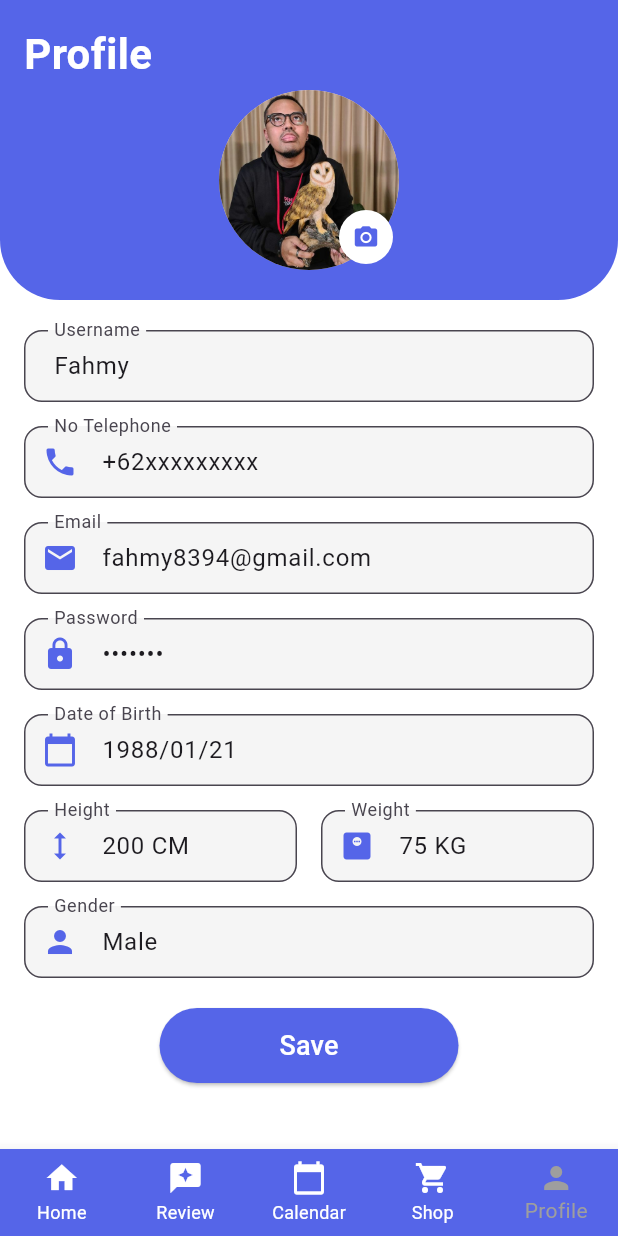
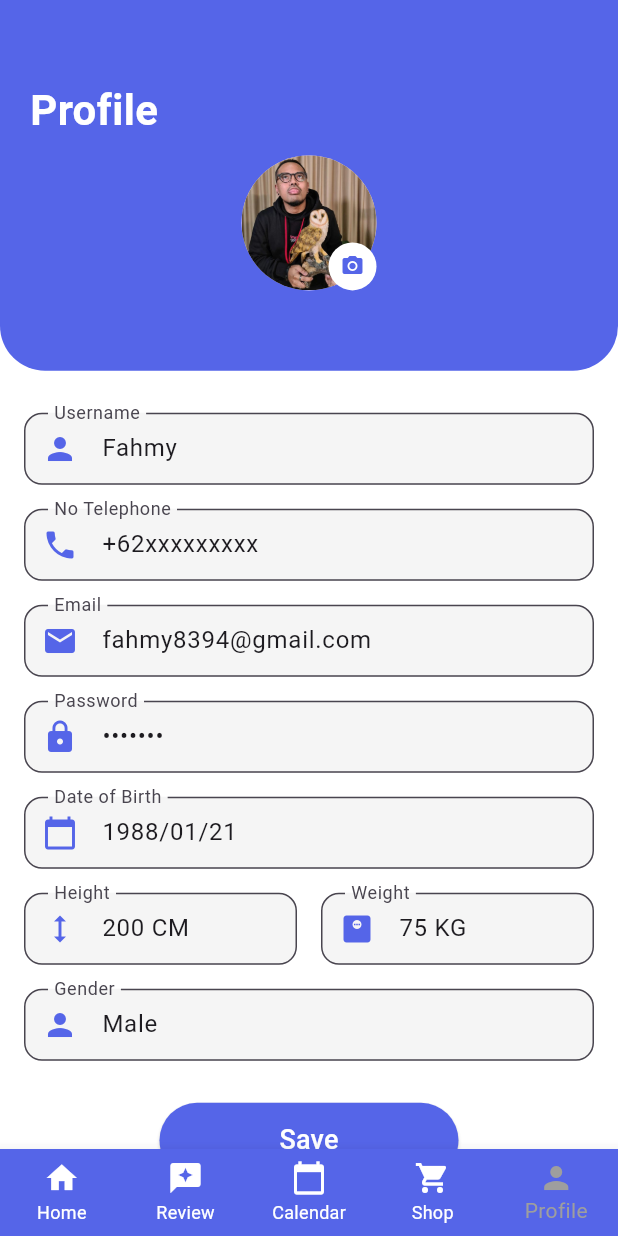
Before and after one commit to KevinArdiprana46/6_B_Gym, a Flutter app: the screen it shows after launch, item 5 of the bottom bar chosen, after a tap on "Edit Profile", on a phone screen of 412 x 824 dp. Run offline on Flutter 3.47's test engine with Material 3 defaults, Android fonts, the light colour scheme and no system bars; our stand-ins replace camera, image_picker, shared_preferences.

Commit message:
Semua bagian profile

```diff
--- a/lib/view/editprofile.dart
+++ b/lib/view/editprofile.dart
@@ -1,9 +1,8 @@
 import 'dart:io';
 import 'package:flutter/material.dart';
 import 'package:image_picker/image_picker.dart';
+import 'package:shared_preferences/shared_preferences.dart';
 import 'package:tubes_pbp_6/view/camera.dart';
-import 'package:tubes_pbp_6/view/view_list.dart';
-import 'package:tubes_pbp_6/view/home.dart';
 
 class EditProfile extends StatefulWidget {
   const EditProfile({super.key});
@@ -14,16 +13,53 @@ class EditProfile extends StatefulWidget {
 
 class _EditProfileState extends State<EditProfile> {
   String? _profileImagePath;
-  int _selectedIndex = 4;
   final ImagePicker _picker = ImagePicker();
+  final TextEditingController _usernameController = TextEditingController();
+  final TextEditingController _phoneController = TextEditingController();
+  final TextEditingController _emailController = TextEditingController();
+  final TextEditingController _passwordController = TextEditingController();
+  final TextEditingController _dateOfBirthController = TextEditingController();
+  final TextEditingController _heightController = TextEditingController();
+  final TextEditingController _weightController = TextEditingController();
+  final TextEditingController _genderController = TextEditingController();
+  int _selectedIndex = 4; // Default to profile tab
 
-  void _onItemTapped(int index) {
-    Navigator.pushReplacement(
-      context,
-      MaterialPageRoute(
-        builder: (context) => BerandaView(initialIndex: index),
-      ),
-    );
+  @override
+  void initState() {
+    super.initState();
+    _loadProfileData();
+  }
+
+  Future<void> _loadProfileData() async {
+    SharedPreferences prefs = await SharedPreferences.getInstance();
+    setState(() {
+      _usernameController.text = prefs.getString('username') ?? 'Fahmy';
+      _phoneController.text = prefs.getString('phone') ?? '+62xxxxxxxxx';
+      _emailController.text = prefs.getString('email') ?? 'fahmy8394@gmail.com';
+      _passwordController.text = prefs.getString('password') ?? '*******';
+      _dateOfBirthController.text =
+          prefs.getString('dateOfBirth') ?? '1988/01/21';
+      _heightController.text = prefs.getString('height') ?? '200 CM';
+      _weightController.text = prefs.getString('weight') ?? '75 KG';
+      _genderController.text = prefs.getString('gender') ?? 'Male';
+      _profileImagePath = prefs.getString('profileImagePath');
+    });
+  }
+
+  Future<void> _saveProfileData() async {
+    SharedPreferences prefs = await SharedPreferences.getInstance();
+    await prefs.setString('username', _usernameController.text);
+    await prefs.setString('phone', _phoneController.text);
+    await prefs.setString('email', _emailController.text);
+    await prefs.setString('password', _passwordController.text);
+    await prefs.setString('dateOfBirth', _dateOfBirthController.text);
+    await prefs.setString('height', _heightController.text);
+    await prefs.setString('weight', _weightController.text);
+    await prefs.setString('gender', _genderController.text);
+    if (_profileImagePath != null) {
+      await prefs.setString('profileImagePath', _profileImagePath!);
+    }
+    Navigator.pop(context); // Go back to Profile page after saving
   }
 
   Future<void> _showImageSourceActionSheet() async {
@@ -33,11 +69,19 @@ class _EditProfileState extends State<EditProfile> {
         child: Wrap(
           children: [
             ListTile(
-              leading: Icon(Icons.camera_alt),
+              leading: Icon(Icons.photo_camera),
               title: Text('Take Photo'),
               onTap: () async {
                 Navigator.pop(context);
-                await _pickImage(ImageSource.camera);
+                final imagePath = await Navigator.push(
+                  context,
+                  MaterialPageRoute(builder: (context) => CameraView()),
+                );
+                if (imagePath != null) {
+                  setState(() {
+                    _profileImagePath = imagePath;
+                  });
+                }
               },
             ),
             ListTile(
@@ -63,29 +107,35 @@ class _EditProfileState extends State<EditProfile> {
     }
   }
 
+  void _onItemTapped(int index) {
+    setState(() {
+      _selectedIndex = index;
+    });
+    // Add navigation logic based on the selected index, e.g.,
+    // navigate to different pages depending on the index.
+  }
+
   @override
   Widget build(BuildContext context) {
-    return SafeArea(
-      child: Scaffold(
+    return Scaffold(
       backgroundColor: Colors.white,
-        body: SingleChildScrollView(
-          child: Column(
-            children: [
-              Stack(
-                alignment: Alignment.center,
+      body: Column(
         children: [
           Container(
-                    height: 200,
+            width: MediaQuery.of(context).size.width,
+            height: MediaQuery.of(context).size.height * 0.3,
+            padding: EdgeInsets.symmetric(horizontal: 20, vertical: 10),
             decoration: BoxDecoration(
               color: Color(0xFF5565E8),
               borderRadius: BorderRadius.vertical(
-                        bottom: Radius.circular(40),
+                bottom: Radius.circular(30),
               ),
             ),
-                    child: Align(
-                      alignment: Alignment.topLeft,
-                      child: Padding(
-                        padding: const EdgeInsets.all(16.0),
+            child: Column(
+              mainAxisAlignment: MainAxisAlignment.center,
+              children: [
+                Align(
+                  alignment: Alignment.centerLeft,
                   child: Text(
                     'Profile',
                     style: TextStyle(
@@ -95,33 +145,29 @@ class _EditProfileState extends State<EditProfile> {
                     ),
                   ),
                 ),
-                    ),
-                  ),
-                  Positioned(
-                    top: 60,
+                const SizedBox(height: 10),
+                Center(
                   child: Stack(
                     alignment: Alignment.bottomRight,
                     children: [
                       CircleAvatar(
-                          radius: 60,
+                        radius: 45,
                         backgroundImage: _profileImagePath != null
                             ? FileImage(File(_profileImagePath!))
-                              : const AssetImage('images/download.jpg')
+                            : AssetImage('images/download.jpg')
                                 as ImageProvider,
                       ),
                       Positioned(
-                          bottom: 4,
-                          right: 4,
+                        bottom: 0,
+                        right: 0,
                         child: CircleAvatar(
                           backgroundColor: Colors.white,
-                            radius: 18,
+                          radius: 16,
                           child: IconButton(
-                              icon: const Icon(Icons.camera_alt,
+                            icon: Icon(Icons.camera_alt,
                                 color: Color(0xFF5565E8)),
-                              onPressed: () async {
-                                await _showImageSourceActionSheet();
-                              },
-                              iconSize: 18,
+                            onPressed: _showImageSourceActionSheet,
+                            iconSize: 16,
                           ),
                         ),
                       ),
@@ -130,63 +176,48 @@ class _EditProfileState extends State<EditProfile> {
                 ),
               ],
             ),
-              const SizedBox(height: 20),
-              Padding(
-                padding: const EdgeInsets.symmetric(horizontal: 16),
+          ),
+          Expanded(
+            child: SingleChildScrollView(
+              padding: const EdgeInsets.symmetric(horizontal: 16, vertical: 20),
               child: Column(
                 children: [
-                    _buildTextField('Username', initialValue: 'Fahmy'),
-                    const SizedBox(height: 16),
-                    _buildTextField('No Telephone',
-                        initialValue: '+62xxxxxxxxx', icon: Icons.phone),
-                    const SizedBox(height: 16),
-                    _buildTextField('Email',
-                        initialValue: 'fahmy8394@gmail.com', icon: Icons.email),
-                    const SizedBox(height: 16),
-                    _buildTextField('Password',
-                        initialValue: '*******',
-                        icon: Icons.lock,
-                        obscureText: true),
-                    const SizedBox(height: 16),
-                    _buildTextField('Date of Birth',
-                        initialValue: '1988/01/21', icon: Icons.calendar_today),
-                    const SizedBox(height: 16),
+                  _buildTextField('Username', _usernameController,
+                      icon: Icons.person),
+                  _buildTextField('No Telephone', _phoneController,
+                      icon: Icons.phone),
+                  _buildTextField('Email', _emailController, icon: Icons.email),
+                  _buildTextField('Password', _passwordController,
+                      obscureText: true, icon: Icons.lock),
+                  _buildTextField('Date of Birth', _dateOfBirthController,
+                      icon: Icons.calendar_today),
                   Row(
                     children: [
                       Expanded(
-                          child: _buildTextField('Height',
-                              initialValue: '200 CM', icon: Icons.height),
+                        child: _buildTextField('Height', _heightController,
+                            icon: Icons.height),
                       ),
-                        const SizedBox(width: 16),
+                      SizedBox(width: 16),
                       Expanded(
-                          child: _buildTextField('Weight',
-                              initialValue: '75 KG',
+                        child: _buildTextField('Weight', _weightController,
                             icon: Icons.monitor_weight),
                       ),
                     ],
                   ),
-                    const SizedBox(height: 16),
-                    _buildTextField('Gender',
-                        initialValue: 'Male', icon: Icons.person),
-                    const SizedBox(height: 20),
+                  _buildTextField('Gender', _genderController,
+                      icon: Icons.person),
+                  SizedBox(height: 20),
                   ElevatedButton(
-                      onPressed: () {
-                        Navigator.pushReplacement(
-                          context,
-                          MaterialPageRoute(
-                            builder: (context) => BerandaView(initialIndex: 4),
-                          ),
-                        );
-                      },
+                    onPressed: _saveProfileData,
                     style: ElevatedButton.styleFrom(
                       backgroundColor: Color(0xFF5565E8),
-                        padding: const EdgeInsets.symmetric(
-                            vertical: 12, horizontal: 80),
+                      padding:
+                          EdgeInsets.symmetric(vertical: 12, horizontal: 80),
                       shape: RoundedRectangleBorder(
                         borderRadius: BorderRadius.circular(30),
                       ),
                     ),
-                      child: const Text(
+                    child: Text(
                       'Save',
                       style: TextStyle(fontSize: 18, color: Colors.white),
                     ),
@@ -194,8 +225,8 @@ class _EditProfileState extends State<EditProfile> {
                 ],
               ),
             ),
+          ),
         ],
-          ),
       ),
       bottomNavigationBar: BottomNavigationBar(
         type: BottomNavigationBarType.fixed,
@@ -225,29 +256,31 @@ class _EditProfileState extends State<EditProfile> {
             label: 'Profile',
           ),
         ],
-          onTap: (index) {
-            _onItemTapped(index);
-          },
-        ),
+        onTap: _onItemTapped,
       ),
     );
   }
 
-  Widget _buildTextField(String label,
-      {String? initialValue, IconData? icon, bool obscureText = false}) {
-    return TextField(
+  Widget _buildTextField(String label, TextEditingController controller,
+      {IconData? icon, bool obscureText = false}) {
+    return Padding(
+      padding: const EdgeInsets.symmetric(vertical: 8.0),
+      child: TextField(
+        controller: controller,
         obscureText: obscureText,
         decoration: InputDecoration(
           labelText: label,
-        prefixIcon: icon != null ? Icon(icon, color: Color(0xFF5565E8)) : null,
+          prefixIcon:
+              icon != null ? Icon(icon, color: Color(0xFF5565E8)) : null,
           border: OutlineInputBorder(
             borderRadius: BorderRadius.circular(12),
           ),
           filled: true,
           fillColor: Colors.grey[100],
-        contentPadding: const EdgeInsets.symmetric(horizontal: 16, vertical: 8),
+          contentPadding:
+              const EdgeInsets.symmetric(horizontal: 16, vertical: 8),
         ),
-      controller: TextEditingController(text: initialValue),
+      ),
     );
   }
 }
--- a/lib/view/profile.dart
+++ b/lib/view/profile.dart
@@ -1,12 +1,47 @@
+import 'dart:io';
 import 'package:flutter/material.dart';
+import 'package:shared_preferences/shared_preferences.dart';
 import 'package:tubes_pbp_6/view/editprofile.dart';
 import 'package:tubes_pbp_6/view/aboutus.dart';
 import 'package:tubes_pbp_6/view/setting.dart';
 import 'package:tubes_pbp_6/view/login.dart';
-import 'package:tubes_pbp_6/view/view_list.dart';
 
-class MyWidget extends StatelessWidget {
+class MyWidget extends StatefulWidget {
   const MyWidget({super.key});
+
+  @override
+  _MyWidgetState createState() => _MyWidgetState();
+}
+
+class _MyWidgetState extends State<MyWidget> {
+  String username = 'Fahmy';
+  String email = 'fahmy8394@gmail.com';
+  String phone = '+62 821-5766-3661';
+  String gender = 'Male';
+  String age = '20 years';
+  String height = '150 cms';
+  String weight = '55 kgs';
+  String? profileImagePath;
+
+  @override
+  void initState() {
+    super.initState();
+    _loadProfileData();
+  }
+
+  Future<void> _loadProfileData() async {
+    SharedPreferences prefs = await SharedPreferences.getInstance();
+    setState(() {
+      username = prefs.getString('username') ?? 'Fahmy';
+      email = prefs.getString('email') ?? 'fahmy8394@gmail.com';
+      phone = prefs.getString('phone') ?? '+62 821-5766-3661';
+      gender = prefs.getString('gender') ?? 'Male';
+      age = prefs.getString('age') ?? '20 years';
+      height = prefs.getString('height') ?? '150 cms';
+      weight = prefs.getString('weight') ?? '55 kgs';
+      profileImagePath = prefs.getString('profileImagePath');
+    });
+  }
 
   @override
   Widget build(BuildContext context) {
@@ -42,7 +77,9 @@ class MyWidget extends StatelessWidget {
                     ),
                     CircleAvatar(
                       radius: 40,
-                      backgroundImage: AssetImage('images/download.jpg'),
+                      backgroundImage: profileImagePath != null
+                          ? FileImage(File(profileImagePath!))
+                          : AssetImage('images/download.jpg') as ImageProvider,
                     ),
                   ],
                 ),
@@ -54,7 +91,7 @@ class MyWidget extends StatelessWidget {
                       crossAxisAlignment: CrossAxisAlignment.start,
                       children: [
                         Text(
-                          'Fahmy',
+                          username,
                           style: TextStyle(
                             fontSize: 20,
                             fontWeight: FontWeight.bold,
@@ -67,7 +104,7 @@ class MyWidget extends StatelessWidget {
                             Icon(Icons.mail, color: Colors.white70, size: 18),
                             const SizedBox(width: 8),
                             Text(
-                              'fahmy8394@gmail.com',
+                              email,
                               style: TextStyle(
                                   color: Colors.white70, fontSize: 14),
                             ),
@@ -79,7 +116,7 @@ class MyWidget extends StatelessWidget {
                             Icon(Icons.phone, color: Colors.white70, size: 18),
                             const SizedBox(width: 8),
                             Text(
-                              '+62 821-5766-3661',
+                              phone,
                               style: TextStyle(
                                   color: Colors.white70, fontSize: 14),
                             ),
@@ -88,13 +125,14 @@ class MyWidget extends StatelessWidget {
                       ],
                     ),
                     ElevatedButton(
-                      onPressed: () {
-                        Navigator.push(
+                      onPressed: () async {
+                        await Navigator.push(
                           context,
                           MaterialPageRoute(
                             builder: (context) => EditProfile(),
                           ),
                         );
+                        _loadProfileData(); // Reload profile data after edit
                       },
                       style: ElevatedButton.styleFrom(
                         backgroundColor: Colors.white,
@@ -118,11 +156,11 @@ class MyWidget extends StatelessWidget {
                   mainAxisAlignment: MainAxisAlignment.spaceBetween,
                   children: [
                     Text(
-                      'Gender: Male',
+                      'Gender: $gender',
                       style: TextStyle(color: Colors.white70, fontSize: 14),
                     ),
                     Text(
-                      'Age: 20 years',
+                      'Age: $age',
                       style: TextStyle(color: Colors.white70, fontSize: 14),
                     ),
                   ],
@@ -132,11 +170,11 @@ class MyWidget extends StatelessWidget {
                   mainAxisAlignment: MainAxisAlignment.spaceBetween,
                   children: [
                     Text(
-                      'Height: 150 cms',
+                      'Height: $height',
                       style: TextStyle(color: Colors.white70, fontSize: 14),
                     ),
                     Text(
-                      'Weight: 55 kgs',
+                      'Weight: $weight',
                       style: TextStyle(color: Colors.white70, fontSize: 14),
                     ),
                   ],
--- a/pubspec.yaml
+++ b/pubspec.yaml
@@ -12,6 +12,7 @@ dependencies:
   font_awesome_flutter: ^10.8.0
   image_picker: ^0.8.4+4
   motion_tab_bar : ^2.0.4
+  shared_preferences: ^2.0.13
 
 dev_dependencies:
   camera: ^0.10.5+2
```
Also changed, not shown: lib/view/camera.dart (+58 -3 lines), pubspec.lock, 1 other file. Lines whose indentation alone changed are shown as unchanged.
